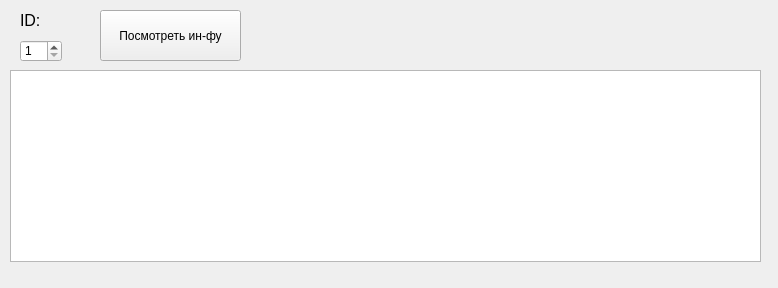
The window that main.ui (ArtyomRukavitsa/espresso-and-other) describes before a commit, drawn with Qt 5.
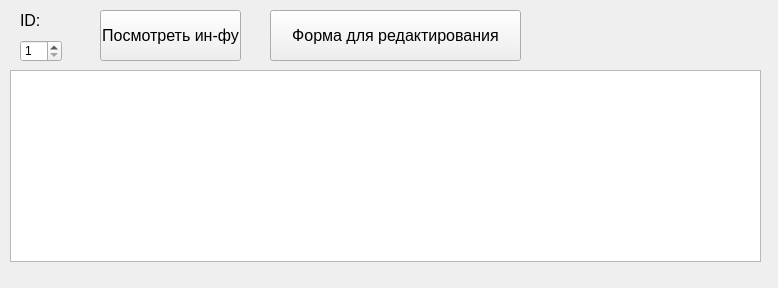
The same window after the commit.

Commit message: Задача Капучино (проблемы с окном)

```diff
--- a/main.ui
+++ b/main.ui
@@ -56,6 +56,11 @@
      <height>51</height>
     </rect>
    </property>
+   <property name="font">
+    <font>
+     <pointsize>12</pointsize>
+    </font>
+   </property>
    <property name="text">
     <string>Посмотреть ин-фу</string>
    </property>
@@ -70,6 +75,24 @@
     </rect>
    </property>
   </widget>
+  <widget class="QPushButton" name="pushButton_2">
+   <property name="geometry">
+    <rect>
+     <x>270</x>
+     <y>10</y>
+     <width>251</width>
+     <height>51</height>
+    </rect>
+   </property>
+   <property name="font">
+    <font>
+     <pointsize>12</pointsize>
+    </font>
+   </property>
+   <property name="text">
+    <string>Форма для редактирования</string>
+   </property>
+  </widget>
  </widget>
  <resources/>
  <connections/>
```
The commit also changes 3 other files.
